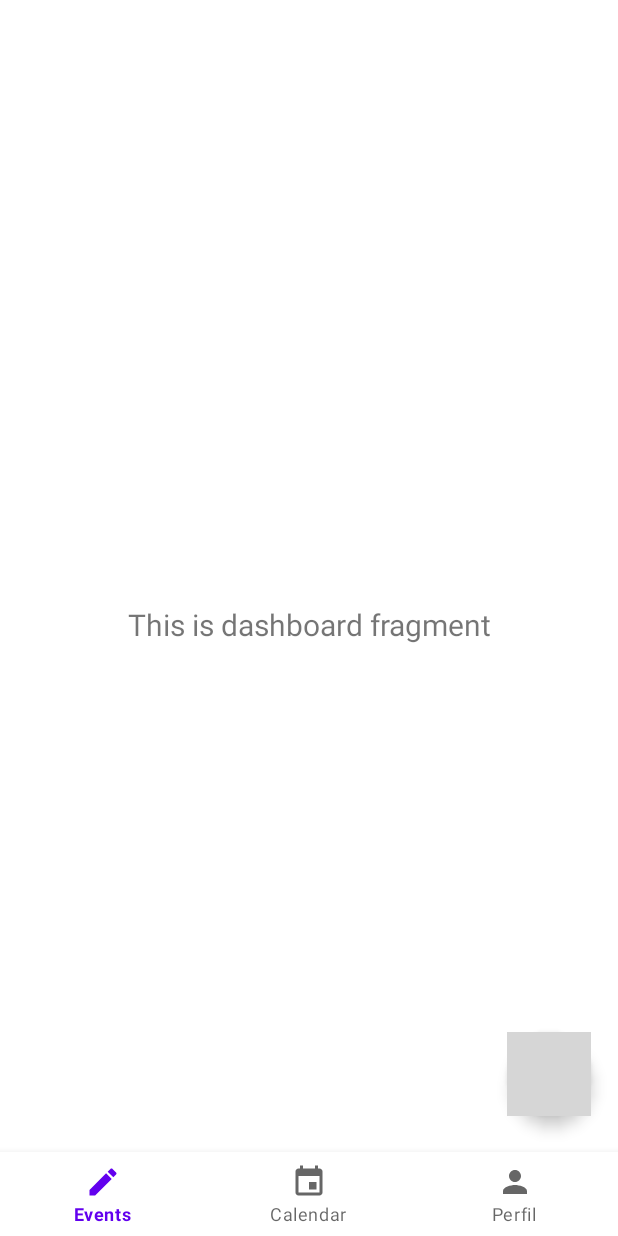
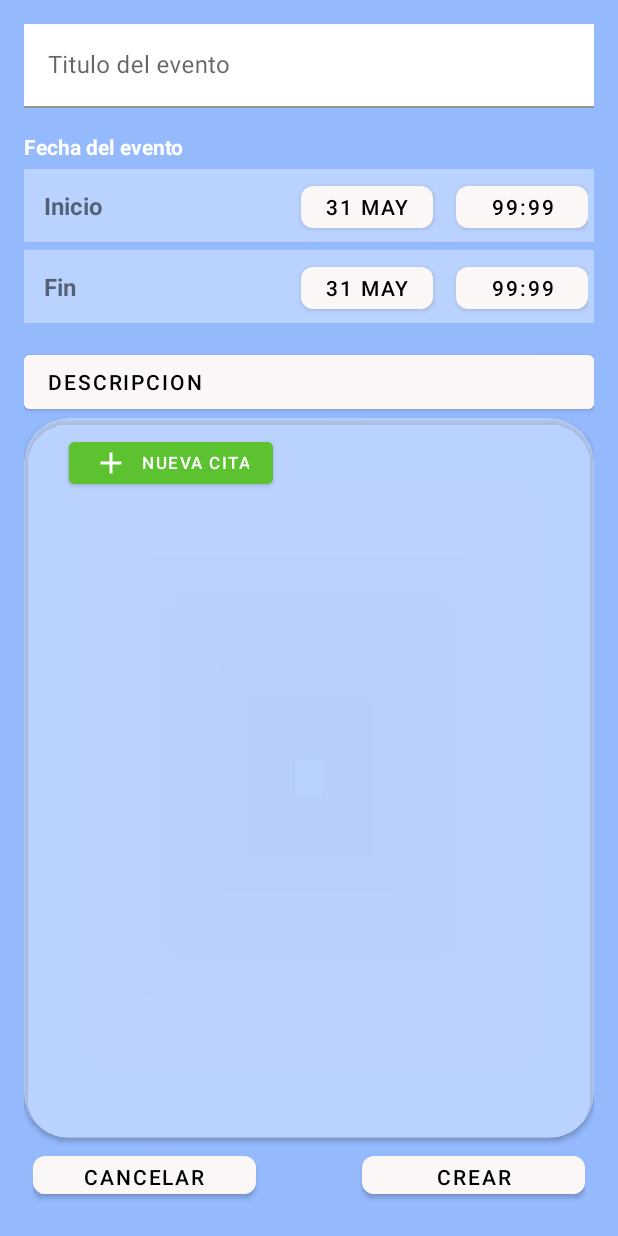
Before and after one commit to rgxkokimoto/PlanPalMobile, an Android app: the screen it shows after launch once a user with an empty profile is signed in (MainActivity), after a tap on "Crea un nuevo componente", on a phone screen of 412 x 824 dp. Run offline under Robolectric (Android 15) with nearby library versions, the phone set to English and light mode, and no system bars; our stand-ins replace Firebase (no records; nobody signed in at launch, a user with empty details on screens opened directly), navigation-ui; libraries missing offline, so code that uses them is left out: com.applandeo.materialcalendarview; 8 statements that could not run were skipped; grey boxes are pictures that could not be loaded.

Commit message:
Fragmento de la UI con bototones

```diff
--- a/app/src/main/java/com/example/planpalmobile/MainActivity.java
+++ b/app/src/main/java/com/example/planpalmobile/MainActivity.java
@@ -1,6 +1,7 @@
 package com.example.planpalmobile;
 
 import android.os.Bundle;
+import android.view.View;
 
 import com.google.android.material.bottomnavigation.BottomNavigationView;
 
@@ -22,9 +23,18 @@ public class MainActivity extends AppCompatActivity {
         com.example.planpalmobile.databinding.ActivityMainBinding binding = ActivityMainBinding.inflate(getLayoutInflater());
         setContentView(binding.getRoot());
 
-        //BottomNavigationView navView = findViewById(R.id.nav_view);
-        // Passing each menu ID as a set of Ids because each
-        // menu should be considered as top level destinations.
+
+        NavController navController = Navigation.findNavController(this, R.id.nav_host_fragment_activity_main);
+        BottomNavigationView bottomNav = binding.navView;
+
+        navController.addOnDestinationChangedListener((controller, destination, arguments) -> {
+            if (destination.getId() == R.id.createEventDetailFragment) {
+                bottomNav.setVisibility(View.GONE);
+            } else {
+                bottomNav.setVisibility(View.VISIBLE);
+            }
+        });
+
         AppBarConfiguration appBarConfiguration = new AppBarConfiguration.Builder(
                 R.id.navigation_calendar, R.id.navigation_event_manager, R.id.navigation_perfil)
                 .build();
@@ -32,9 +42,6 @@ public class MainActivity extends AppCompatActivity {
         ActionBar actionBar = getSupportActionBar();
         if (actionBar != null) { getSupportActionBar().hide(); }
 
-
-
-        NavController navController = Navigation.findNavController(this, R.id.nav_host_fragment_activity_main);
         NavigationUI.setupActionBarWithNavController(this, navController, appBarConfiguration);
         NavigationUI.setupWithNavController(binding.navView, navController);
     }
--- /dev/null
+++ b/app/src/main/java/com/example/planpalmobile/ui/eventmanager/CreateEventDetailFragment.java
@@ -0,0 +1,66 @@
+package com.example.planpalmobile.ui.eventmanager;
+
+import android.os.Bundle;
+
+import androidx.fragment.app.Fragment;
+
+import android.view.LayoutInflater;
+import android.view.View;
+import android.view.ViewGroup;
+
+import com.example.planpalmobile.R;
+
+/**
+ * A simple {@link Fragment} subclass.
+ * Use the {@link CreateEventDetailFragment#newInstance} factory method to
+ * create an instance of this fragment.
+ */
+public class CreateEventDetailFragment extends Fragment {
+
+    // TODO: Rename parameter arguments, choose names that match
+    // the fragment initialization parameters, e.g. ARG_ITEM_NUMBER
+    private static final String ARG_PARAM1 = "param1";
+    private static final String ARG_PARAM2 = "param2";
+
+    // TODO: Rename and change types of parameters
+    private String mParam1;
+    private String mParam2;
+
+    public CreateEventDetailFragment() {
+        // Required empty public constructor
+    }
+
+    /**
+     * Use this factory method to create a new instance of
+     * this fragment using the provided parameters.
+     *
+     * @param param1 Parameter 1.
+     * @param param2 Parameter 2.
+     * @return A new instance of fragment CreateEventDetailFragment.
+     */
+    // TODO: Rename and change types and number of parameters
+    public static CreateEventDetailFragment newInstance(String param1, String param2) {
+        CreateEventDetailFragment fragment = new CreateEventDetailFragment();
+        Bundle args = new Bundle();
+        args.putString(ARG_PARAM1, param1);
+        args.putString(ARG_PARAM2, param2);
+        fragment.setArguments(args);
+        return fragment;
+    }
+
+    @Override
+    public void onCreate(Bundle savedInstanceState) {
+        super.onCreate(savedInstanceState);
+        if (getArguments() != null) {
+            mParam1 = getArguments().getString(ARG_PARAM1);
+            mParam2 = getArguments().getString(ARG_PARAM2);
+        }
+    }
+
+    @Override
+    public View onCreateView(LayoutInflater inflater, ViewGroup container,
+                             Bundle savedInstanceState) {
+        // Inflate the layout for this fragment
+        return inflater.inflate(R.layout.fragment_create_event_detail, container, false);
+    }
+}
--- /dev/null
+++ b/app/src/main/res/drawable/baseline_add_24.xml
@@ -0,0 +1,5 @@
+<vector xmlns:android="http://schemas.android.com/apk/res/android" android:height="24dp" android:tint="#44922B" android:viewportHeight="24" android:viewportWidth="24" android:width="24dp">
+
+    <path android:fillColor="@android:color/white" android:pathData="M19,13h-6v6h-2v-6H5v-2h6V5h2v6h6v2z"/>
+
+</vector>
--- /dev/null
+++ b/app/src/main/res/layout/fragment_create_event_detail.xml
@@ -0,0 +1,221 @@
+<?xml version="1.0" encoding="utf-8"?>
+<androidx.constraintlayout.widget.ConstraintLayout xmlns:android="http://schemas.android.com/apk/res/android"
+    xmlns:app="http://schemas.android.com/apk/res-auto"
+    xmlns:tools="http://schemas.android.com/tools"
+    android:layout_width="match_parent"
+    android:layout_height="match_parent"
+    tools:context=".ui.eventmanager.CreateEventDetailFragment"
+    android:padding="16dp"
+    android:background="@color/sec_blue"
+    >
+
+    <com.google.android.material.textfield.TextInputLayout
+        android:id="@+id/textInputLayout1"
+        android:layout_width="match_parent"
+        android:layout_height="wrap_content"
+        android:hint="@string/titulo_del_evento"
+        app:layout_constraintStart_toStartOf="parent"
+        app:layout_constraintTop_toTopOf="parent">
+
+        <com.google.android.material.textfield.TextInputEditText
+            android:id="@+id/et_login_email"
+            android:layout_width="match_parent"
+            android:layout_height="wrap_content"
+            android:background="@color/white"
+            android:inputType="textEmailAddress" />
+    </com.google.android.material.textfield.TextInputLayout>
+
+    <TextView
+        android:id="@id/tvselectDate"
+        android:layout_width="wrap_content"
+        android:layout_height="wrap_content"
+        android:layout_marginTop="16dp"
+        android:text="@string/fecha_del_evento"
+        android:textColor="@color/white"
+        android:textStyle="bold"
+        app:layout_constraintStart_toStartOf="parent"
+        app:layout_constraintTop_toBottomOf="@+id/textInputLayout1" />
+
+    <LinearLayout
+        android:id="@+id/LlinicioSet"
+        android:layout_width="match_parent"
+        android:layout_height="wrap_content"
+        android:background="#5BFFFFFF"
+        android:orientation="horizontal"
+        android:padding="4dp"
+        android:layout_marginTop="5dp"
+        app:layout_constraintEnd_toEndOf="parent"
+        app:layout_constraintStart_toStartOf="parent"
+        app:layout_constraintTop_toBottomOf="@+id/tvselectDate">
+
+        <TextView
+            android:id="@+id/tvInicio"
+            android:layout_width="0dp"
+            android:layout_height="wrap_content"
+            android:layout_marginEnd="15dp"
+            android:layout_weight="1"
+            android:padding="9dp"
+            android:text="@string/inicio"
+            android:textAlignment="textStart"
+            android:textSize="16sp"
+            android:textStyle="bold" />
+
+        <com.google.android.material.button.MaterialButton
+            android:id="@+id/btnPickDay"
+            android:layout_width="wrap_content"
+            android:layout_height="40dp"
+            android:layout_marginEnd="15dp"
+            android:text="@string/_31_may"
+            android:textColor="@android:color/black"
+            app:backgroundTint="@color/blank_background"
+            app:cornerRadius="8dp" />
+
+        <com.google.android.material.button.MaterialButton
+            android:id="@+id/btnPickTime"
+            android:layout_width="wrap_content"
+            android:layout_height="40dp"
+            android:text="@string/_99_99"
+            android:textColor="@android:color/black"
+            app:backgroundTint="@color/blank_background"
+            app:cornerRadius="8dp" />
+
+    </LinearLayout>
+
+    <LinearLayout
+        android:id="@+id/LlfinSet"
+        android:layout_width="match_parent"
+        android:layout_height="wrap_content"
+        android:layout_marginTop="5dp"
+        android:background="#5BFFFFFF"
+        android:orientation="horizontal"
+        android:padding="4dp"
+        app:layout_constraintEnd_toEndOf="parent"
+        app:layout_constraintStart_toStartOf="parent"
+        app:layout_constraintTop_toBottomOf="@+id/LlinicioSet">
+
+        <TextView
+            android:id="@+id/tvFin"
+            android:layout_width="0dp"
+            android:layout_height="wrap_content"
+            android:layout_marginEnd="15dp"
+            android:layout_weight="1"
+            android:padding="9dp"
+            android:text="@string/fin"
+            android:textAlignment="textStart"
+            android:textSize="16sp"
+            android:textStyle="bold" />
+
+        <com.google.android.material.button.MaterialButton
+            android:id="@+id/btnPickDayEn"
+            android:layout_width="wrap_content"
+            android:layout_height="40dp"
+            android:layout_marginEnd="15dp"
+            android:text="@string/_31_may"
+            android:textColor="@android:color/black"
+            app:backgroundTint="@color/blank_background"
+            app:cornerRadius="8dp" />
+
+        <com.google.android.material.button.MaterialButton
+            android:id="@+id/btnPickTimeEnd"
+            android:layout_width="wrap_content"
+            android:layout_height="40dp"
+            android:text="@string/_99_99"
+            android:textColor="@android:color/black"
+            app:backgroundTint="@color/blank_background"
+            app:cornerRadius="8dp" />
+
+    </LinearLayout>
+
+    <com.google.android.material.button.MaterialButton
+        android:id="@+id/materialButton"
+        android:layout_width="match_parent"
+        android:layout_height="wrap_content"
+        android:layout_marginTop="15dp"
+        android:backgroundTint="@color/blank_background"
+        android:text="@string/descripcion"
+        android:textAlignment="textStart"
+        android:textColor="@color/black"
+        app:layout_constraintEnd_toEndOf="parent"
+        app:layout_constraintStart_toStartOf="parent"
+        app:layout_constraintTop_toBottomOf="@+id/LlfinSet" />
+
+
+    <androidx.cardview.widget.CardView
+        android:layout_width="0dp"
+        android:layout_height="0dp"
+        android:backgroundTint="#5BFFFFFF"
+        app:cardCornerRadius="30dp"
+        app:layout_constraintBottom_toTopOf="@+id/lloptionsButtons"
+        app:layout_constraintEnd_toEndOf="parent"
+        app:layout_constraintStart_toStartOf="parent"
+        app:layout_constraintTop_toBottomOf="@+id/materialButton">
+
+        <LinearLayout
+            android:layout_width="match_parent"
+            android:layout_height="match_parent"
+            android:orientation="vertical"
+            android:padding="10dp">
+
+            <com.google.android.material.button.MaterialButton
+                android:id="@+id/tvDiaSelect"
+                android:layout_width="wrap_content"
+                android:layout_height="40dp"
+                android:layout_marginStart="20dp"
+                android:backgroundTint="@color/bar_colorTest2"
+                android:textColor="@color/white"
+                android:text="@string/nueva_cita"
+                android:textSize="11sp"
+                app:icon="@drawable/baseline_add_24"
+                app:iconGravity="textStart"
+                app:iconPadding="8dp" />
+
+            <androidx.recyclerview.widget.RecyclerView
+                android:id="@+id/rvListEventItems"
+                android:layout_width="match_parent"
+                android:layout_height="0dp"
+                android:layout_marginTop="25dp"
+                android:layout_weight="1" />
+
+
+        </LinearLayout>
+
+    </androidx.cardview.widget.CardView>
+
+    <LinearLayout
+        android:id="@+id/lloptionsButtons"
+        android:layout_width="match_parent"
+        android:layout_height="wrap_content"
+        android:padding="6dp"
+        android:orientation="horizontal"
+        app:layout_constraintBottom_toBottomOf="parent"
+        app:layout_constraintEnd_toEndOf="parent"
+        app:layout_constraintStart_toStartOf="parent"
+        >
+
+        <com.google.android.material.button.MaterialButton
+            android:id="@+id/btnCancelar"
+            android:layout_height="37dp"
+            android:layout_width="0dp"
+            android:layout_weight="1"
+            android:text="@string/cancelar"
+            android:layout_marginEnd="35dp"
+            android:textColor="@color/black"
+            app:backgroundTint="@color/blank_background"
+            app:cornerRadius="8dp"
+            />
+
+        <com.google.android.material.button.MaterialButton
+            android:id="@+id/btnCrear"
+            android:layout_height="37dp"
+            android:layout_width="0dp"
+            android:layout_marginStart="35dp"
+            android:layout_weight="1"
+            android:text="@string/crear"
+            android:textColor="@color/black"
+            app:backgroundTint="@color/blank_background"
+            app:cornerRadius="8dp"
+            />
+
+    </LinearLayout>
+
+</androidx.constraintlayout.widget.ConstraintLayout>
--- a/app/src/main/res/values/colors.xml
+++ b/app/src/main/res/values/colors.xml
@@ -14,4 +14,5 @@
     <color name="blank_background">#FBF7F7</color>
     <color name="bar_colorTest" />
     <color name="bar_colorTest2">#5CC230</color>
+    <color name="sec_blue">#DF85AFFD</color>
 </resources>
--- a/app/src/main/res/values/strings.xml
+++ b/app/src/main/res/values/strings.xml
@@ -39,4 +39,14 @@
     <string name="descripci_n_alert">"Descripción: "</string>
     <string name="crea_un_nuevo_componente">Crea un nuevo componente</string>
     <string name="create_new_event">create new event</string>
+    <string name="inicio">Inicio</string>
+    <string name="titulo_del_evento">Titulo del evento</string>
+    <string name="fecha_del_evento">Fecha del evento</string>
+    <string name="fin">Fin</string>
+    <string name="cancelar">cancelar</string>
+    <string name="crear">crear</string>
+    <string name="_31_may">31 MAY</string>
+    <string name="_99_99">99:99</string>
+    <string name="descripcion">Descripcion</string>
+    <string name="nueva_cita">Nueva cita</string>
 </resources>
```
